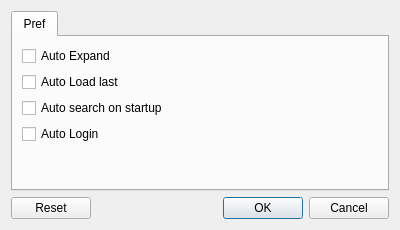
Above: source/wnd/syspref.ui from ww4u/mct-t4 before the change. Below: the same form after it.
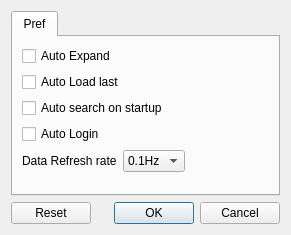
That is the form after the change.

```diff
--- a/source/wnd/syspref.ui
+++ b/source/wnd/syspref.ui
@@ -6,8 +6,8 @@
    <rect>
     <x>0</x>
     <y>0</y>
-    <width>400</width>
-    <height>230</height>
+    <width>291</width>
+    <height>235</height>
    </rect>
   </property>
   <property name="windowTitle">
@@ -27,7 +27,7 @@
        <string>Pref</string>
       </attribute>
       <layout class="QGridLayout" name="gridLayout">
-       <item row="0" column="0">
+       <item row="0" column="0" colspan="2">
         <widget class="QCheckBox" name="chkAutoExpand">
          <property name="layoutDirection">
           <enum>Qt::LeftToRight</enum>
@@ -37,14 +37,14 @@
          </property>
         </widget>
        </item>
-       <item row="1" column="0">
+       <item row="1" column="0" colspan="2">
         <widget class="QCheckBox" name="chkAutoLoad">
          <property name="text">
           <string>Auto Load last</string>
          </property>
         </widget>
        </item>
-       <item row="4" column="0">
+       <item row="5" column="1">
         <spacer name="verticalSpacer">
          <property name="orientation">
           <enum>Qt::Vertical</enum>
@@ -57,20 +57,89 @@
          </property>
         </spacer>
        </item>
-       <item row="2" column="0">
+       <item row="2" column="0" colspan="2">
         <widget class="QCheckBox" name="chkAutoSearch">
          <property name="text">
           <string>Auto search on startup</string>
          </property>
         </widget>
        </item>
-       <item row="3" column="0">
+       <item row="3" column="0" colspan="2">
         <widget class="QCheckBox" name="chkAutoLogin">
          <property name="text">
           <string>Auto Login</string>
          </property>
         </widget>
        </item>
+       <item row="4" column="0">
+        <widget class="QLabel" name="label">
+         <property name="text">
+          <string>Data Refresh rate</string>
+         </property>
+        </widget>
+       </item>
+       <item row="4" column="1">
+        <widget class="QComboBox" name="cmbRefresh">
+         <item>
+          <property name="text">
+           <string>0.1Hz</string>
+          </property>
+         </item>
+         <item>
+          <property name="text">
+           <string>0.2Hz</string>
+          </property>
+         </item>
+         <item>
+          <property name="text">
+           <string>0.5Hz</string>
+          </property>
+         </item>
+         <item>
+          <property name="text">
+           <string>1Hz</string>
+          </property>
+         </item>
+         <item>
+          <property name="text">
+           <string>2Hz</string>
+          </property>
+         </item>
+         <item>
+          <property name="text">
+           <string>5Hz</string>
+          </property>
+         </item>
+         <item>
+          <property name="text">
+           <string>10Hz</string>
+          </property>
+         </item>
+         <item>
+          <property name="text">
+           <string>20Hz</string>
+          </property>
+         </item>
+         <item>
+          <property name="text">
+           <string>50Hz</string>
+          </property>
+         </item>
+        </widget>
+       </item>
+       <item row="4" column="2">
+        <spacer name="horizontalSpacer">
+         <property name="orientation">
+          <enum>Qt::Horizontal</enum>
+         </property>
+         <property name="sizeHint" stdset="0">
+          <size>
+           <width>40</width>
+           <height>20</height>
+          </size>
+         </property>
+        </spacer>
+       </item>
       </layout>
      </widget>
     </widget>
```
